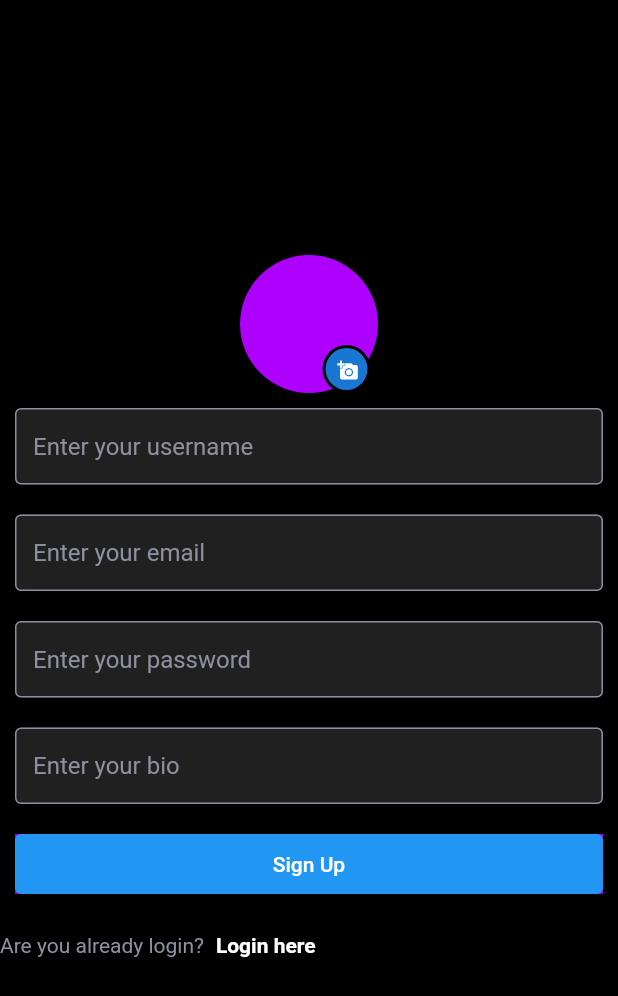
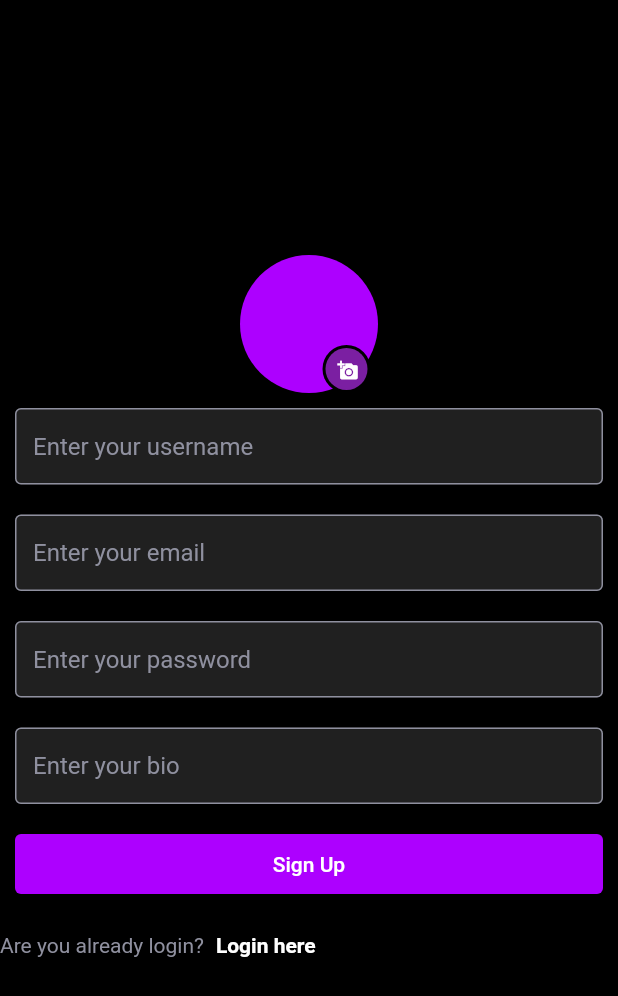
Before and after one commit to anand-a-j/piczo, a Flutter app: the screen it shows once a user with an empty profile is signed in, item 5 of the bottom bar chosen, after a tap on "Settings", after a tap on "Sign Up", on a phone screen of 412 x 824 dp. Shown: the top 996 px of the screen. Run offline on Flutter 3.47's test engine with Material 2 defaults, Android fonts, the phone set to English and light mode, and no system bars; our stand-ins replace cloud_firestore, firebase_auth, firebase_core, firebase_storage, image_picker, simple_animations; missing offline and left inert: animated_snack_bar; accounts and stored records are empty; network calls fail.

Commit message:
update colors

```diff
--- a/lib/main.dart
+++ b/lib/main.dart
@@ -23,6 +23,7 @@ class MyApp extends StatelessWidget {
       child: MaterialApp(
         title: 'Piczo',
         theme: ThemeData(
+          primarySwatch: Colors.purple,
           scaffoldBackgroundColor: kBlack,
           appBarTheme: const AppBarTheme(
             backgroundColor: kBlack
--- a/lib/screens/add_post_screen/add_post_screen.dart
+++ b/lib/screens/add_post_screen/add_post_screen.dart
@@ -126,7 +126,7 @@ class _AddPostScreenState extends State<AddPostScreen> {
                         "Post",
                         style: TextStyle(
                             fontWeight: FontWeight.bold,
-                            color: primaryColor,
+                            color: primaryPurple,
                             fontSize: 20),
                       ),
                     ),
--- a/lib/screens/home_screen/home_screen.dart
+++ b/lib/screens/home_screen/home_screen.dart
@@ -1,55 +1,23 @@
 import 'package:flutter/material.dart';
-// import 'package:piczo/providers/user_provider/user_provider.dart';
 import 'package:piczo/screens/home_screen/widgets/bottom_nav_bar.dart';
 import 'package:piczo/utils/global_variables.dart';
-// import 'package:provider/provider.dart';
-// import 'package:piczo/models/user.dart' as model;
 
-class HomeScreen extends StatefulWidget {
+class HomeScreen extends StatelessWidget {
   const HomeScreen({super.key});
   static ValueNotifier<int> selectedIndexNotifier = ValueNotifier(0);
-
-  @override
-  State<HomeScreen> createState() => _HomeScreenState();
-}
-
-class _HomeScreenState extends State<HomeScreen> {
-  //bool isLoading = false;
-
-  // @override
-  // void initState() {
-  //   super.initState();
-  //   // getUserName();
-  // }
-
-  // Future<bool> getUserName() async {
-  //   DocumentSnapshot snap = await FirebaseFirestore.instance
-  //       .collection("users")
-  //       .doc(FirebaseAuth.instance.currentUser!.uid)
-  //       .get();
-  //   if (snap == null) {
-  //     setState(() {
-  //       isLoading = true;
-  //     });
-  //   }
-  //   setState(() {
-  //     isLoading = false;
-  //   });
-  //   return isLoading;
-  // }
 
   @override
   Widget build(BuildContext context) {
     return Scaffold(
       body: SafeArea(
         child: ValueListenableBuilder(
-          valueListenable: HomeScreen.selectedIndexNotifier,
+          valueListenable: selectedIndexNotifier,
           builder: (context, updatedIndex, _) {
             return pages[updatedIndex];
           },
         ),
       ),
-      bottomNavigationBar: BottomNavBar(),
+      bottomNavigationBar:const BottomNavBar(),
     );
   }
 }
--- a/lib/screens/home_screen/widgets/bottom_nav_bar.dart
+++ b/lib/screens/home_screen/widgets/bottom_nav_bar.dart
@@ -14,9 +14,7 @@ class BottomNavBar extends StatelessWidget {
               type: BottomNavigationBarType.fixed,
               backgroundColor: kBlack,
               unselectedIconTheme: IconThemeData(color: kWhite),
-              selectedIconTheme: IconThemeData(
-                color: kWhite,
-              ),
+              selectedIconTheme: IconThemeData(color: kWhite),
               showSelectedLabels: false,
               showUnselectedLabels: false,
               currentIndex: updatedIndex,
--- a/lib/screens/profile_screen/profile_screen.dart
+++ b/lib/screens/profile_screen/profile_screen.dart
@@ -7,7 +7,6 @@ import 'package:piczo/resources/firestore_method.dart';
 import 'package:piczo/screens/login_screen/login_screen.dart';
 import 'package:piczo/utils/colors.dart';
 import 'package:piczo/utils/utils.dart';
-
 
 class ProfileScreen extends StatefulWidget {
   final String uid;
@@ -142,7 +141,7 @@ class _ProfileScreenState extends State<ProfileScreen> {
                                               style: ButtonStyle(
                                                 backgroundColor:
                                                     MaterialStatePropertyAll(
-                                                        primaryColor),
+                                                        primaryPurple),
                                                 shape:
                                                     MaterialStateProperty.all<
                                                         RoundedRectangleBorder>(
@@ -176,7 +175,7 @@ class _ProfileScreenState extends State<ProfileScreen> {
                                                   style: ButtonStyle(
                                                     backgroundColor:
                                                         MaterialStatePropertyAll(
-                                                            primaryColor),
+                                                            primaryPurple),
                                                     shape: MaterialStateProperty
                                                         .all<
                                                             RoundedRectangleBorder>(
@@ -210,7 +209,7 @@ class _ProfileScreenState extends State<ProfileScreen> {
                                                   style: ButtonStyle(
                                                     backgroundColor:
                                                         MaterialStatePropertyAll(
-                                                            primaryColor),
+                                                            primaryPurple),
                                                     shape: MaterialStateProperty
                                                         .all<
                                                             RoundedRectangleBorder>(
--- a/lib/screens/signup_screen/signup_screen.dart
+++ b/lib/screens/signup_screen/signup_screen.dart
@@ -49,13 +49,13 @@ class _SignupScreenState extends State<SignupScreen> {
         isLoading = false;
       });
       if (res != "success" && context.mounted) {
-        showSnackBar(res, context,AnimatedSnackBarType.success);
+        showSnackBar(res, context, AnimatedSnackBarType.success);
       } else {
         Navigator.push(
             context, MaterialPageRoute(builder: (context) => LoginScreen()));
       }
     } else {
-      showSnackBar("Enter the data", context,AnimatedSnackBarType.error);
+      showSnackBar("Enter the data", context, AnimatedSnackBarType.error);
     }
   }
 
@@ -74,7 +74,7 @@ class _SignupScreenState extends State<SignupScreen> {
                     )
                   : CircleAvatar(
                       radius: 46,
-                      backgroundColor: primaryColor,
+                      backgroundColor: primaryPurple,
                     ),
               Positioned(
                 bottom: 0,
@@ -134,8 +134,7 @@ class _SignupScreenState extends State<SignupScreen> {
                 },
                 child: const Text(
                   "Login here",
-                    style:
-                        TextStyle(color: kWhite, fontWeight: FontWeight.bold),
+                  style: TextStyle(color: kWhite, fontWeight: FontWeight.bold),
                 ),
               ),
             ],
--- a/lib/utils/colors.dart
+++ b/lib/utils/colors.dart
@@ -4,4 +4,4 @@ const kBlack = Colors.black;
 const kWhite = Colors.white;
 const kGrey = Color(0xff8f909f);
 const kBgGrey = Color(0xff202020);
-const primaryColor = Color(0xffad00ff);
+const primaryPurple = Color(0xffad00ff);
--- a/lib/widgets/custom_elevated_button.dart
+++ b/lib/widgets/custom_elevated_button.dart
@@ -17,9 +17,12 @@ class CustomElevatedButton extends StatelessWidget {
       height: 40,
       width: double.infinity,
       margin: EdgeInsets.all(10),
-      color: primaryColor,
+
       child: ElevatedButton(
           onPressed: isPressed,
+          style: ButtonStyle(
+            backgroundColor: MaterialStatePropertyAll(primaryPurple)
+          ),
           child: isLoading == true
               ? Center(
                   child: CircularProgressIndicator(
```
Also changed, not shown: lib/resources/firestore_method.dart (+5 -5 lines). Lines whose indentation alone changed are shown as unchanged.
